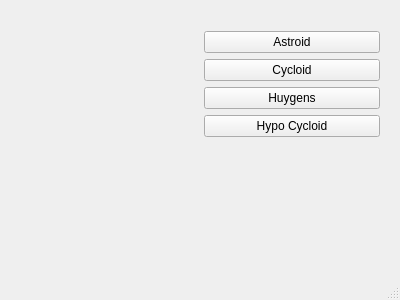
Above: mainwindow.ui from andregri/QtCurvesCPP before the change. Below: the same form after it.
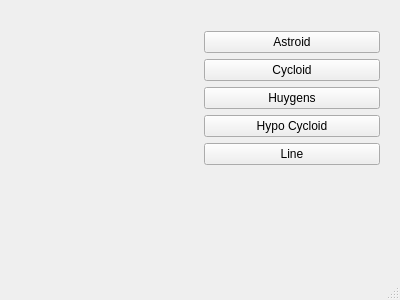
That is the form after the change. Custom widgets are drawn as their Qt base class.

Commit message: implementing line

```diff
--- a/mainwindow.ui
+++ b/mainwindow.ui
@@ -57,6 +57,13 @@
          </property>
         </widget>
        </item>
+       <item>
+        <widget class="QPushButton" name="btnLine">
+         <property name="text">
+          <string>Line</string>
+         </property>
+        </widget>
+       </item>
        <item>
         <spacer name="verticalSpacer">
          <property name="orientation">
```
The commit also changes 4 other files.
